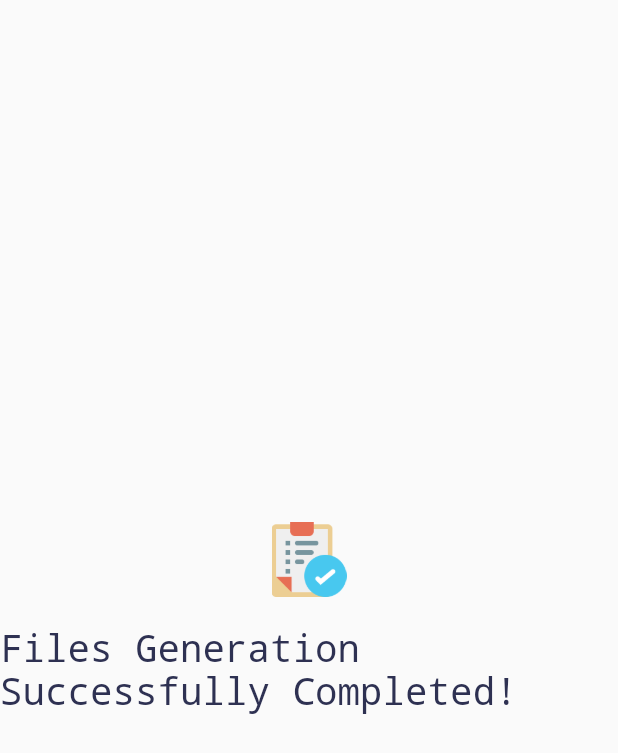
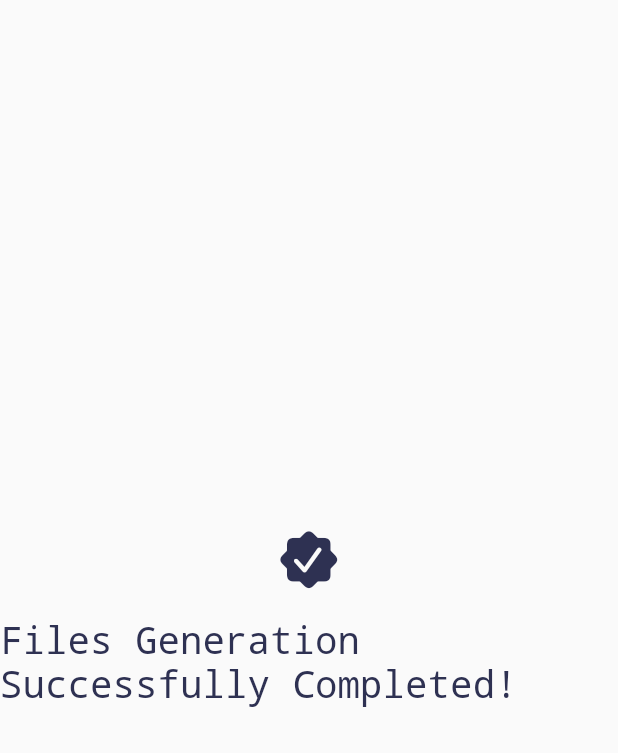
Before and after one commit to ZainUrRehmanKhan/Flutter-Localization-Generator, a Flutter app: the DownloadPage widget shown alone on an empty page, opened directly, on a phone screen of 412 x 824 dp. Shown: the top 753 px of the screen. Run offline on Flutter 3.47's test engine with Material 2 defaults, Android fonts, the light colour scheme and no system bars; our stand-ins replace cloud_firestore, firebase_core; missing offline and left inert: dart:html, translator; accounts and stored records are empty.

Commit message:
:sparkles: Completed Icon changed

```diff
--- a/lib/src/ui/pages/downloading_page.dart
+++ b/lib/src/ui/pages/downloading_page.dart
@@ -1,6 +1,5 @@
 import 'package:flutter/material.dart';
 import 'package:flutter/cupertino.dart';
-import 'package:flutter_localization_generator/src/utils/assets_const.dart';
 import 'package:flutter_localization_generator/src/utils/json_editor_utils.dart';
 import 'package:flutter_localization_generator/src/utils/arb_files_generator.dart';
 import 'package:flutter_localization_generator/src/ui/widget/loading_animation.dart';
@@ -39,7 +38,7 @@ class _DownloadPageState extends State<DownloadPage> {
                     )
                   ]
                 : [
-                    Image.asset(completedTask, height: 50, width: 50),
+                    Icon(CupertinoIcons.checkmark_seal_fill, size: 40, color: defaultColorEditor),
                     Padding(
                       padding: const EdgeInsets.only(top: 20.0),
                       child: Text(
--- a/lib/src/ui/pages/home_page.dart
+++ b/lib/src/ui/pages/home_page.dart
@@ -3,7 +3,6 @@ import 'dart:html' as html;
 import 'package:flutter/material.dart';
 import 'package:flutter/cupertino.dart';
 import 'package:flutter_localization_generator/src/ui/views/raw_view.dart';
-import 'package:flutter_localization_generator/src/utils/assets_const.dart';
 import 'package:flutter_localization_generator/src/utils/json_editor_utils.dart';
 import 'package:flutter_localization_generator/src/ui/views/form_data_view.dart';
 import 'package:flutter_localization_generator/src/services/firebase_service.dart';
--- a/lib/src/utils/assets_const.dart
+++ /dev/null
@@ -1,2 +0,0 @@
-const completedTask = 'assets/completed-task.png';
-const github = 'assets/github.png';
--- a/lib/src/utils/json_editor_utils.dart
+++ b/lib/src/utils/json_editor_utils.dart
@@ -5,6 +5,8 @@ import 'package:flutter_localization_generator/src/utils/json_formatter.dart';
 const Color defaultColorEditor = Color(0xff2E3152);
 const Color defaultColorBorder = Color(0xFF3E416E);
 const Color defaultColorFileName = Color(0xFF6CD07A);
+
+const github = 'assets/github.png';
 
 String email;
 
```
Also changed, not shown: assets/completed-task.png (deleted).
